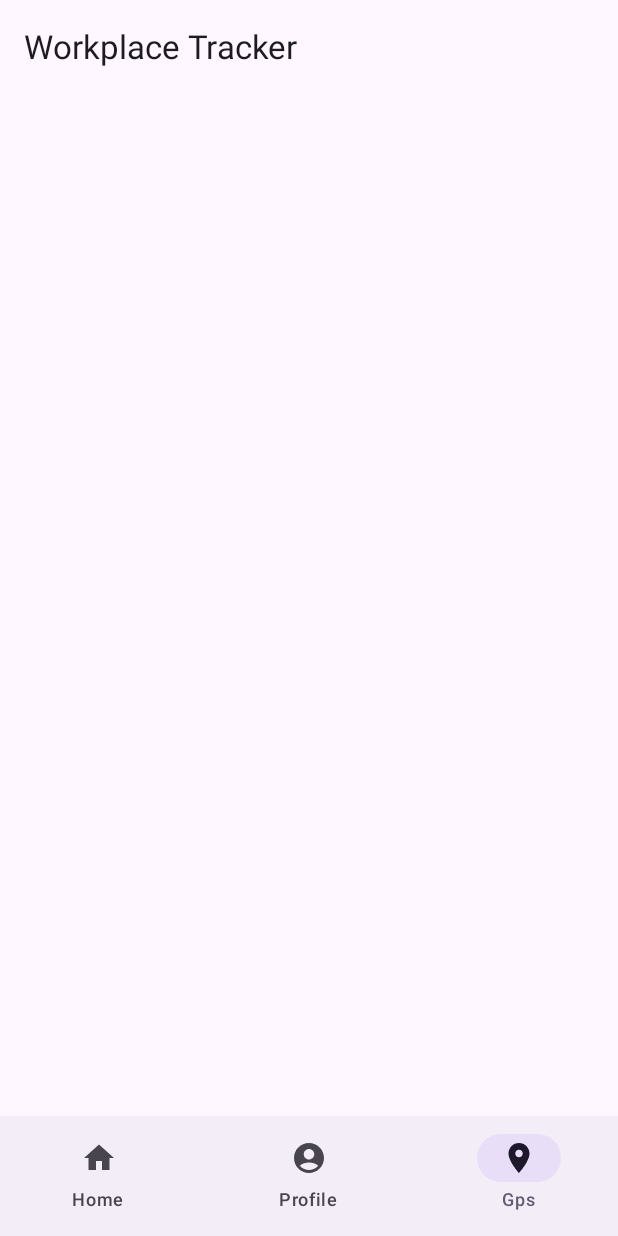
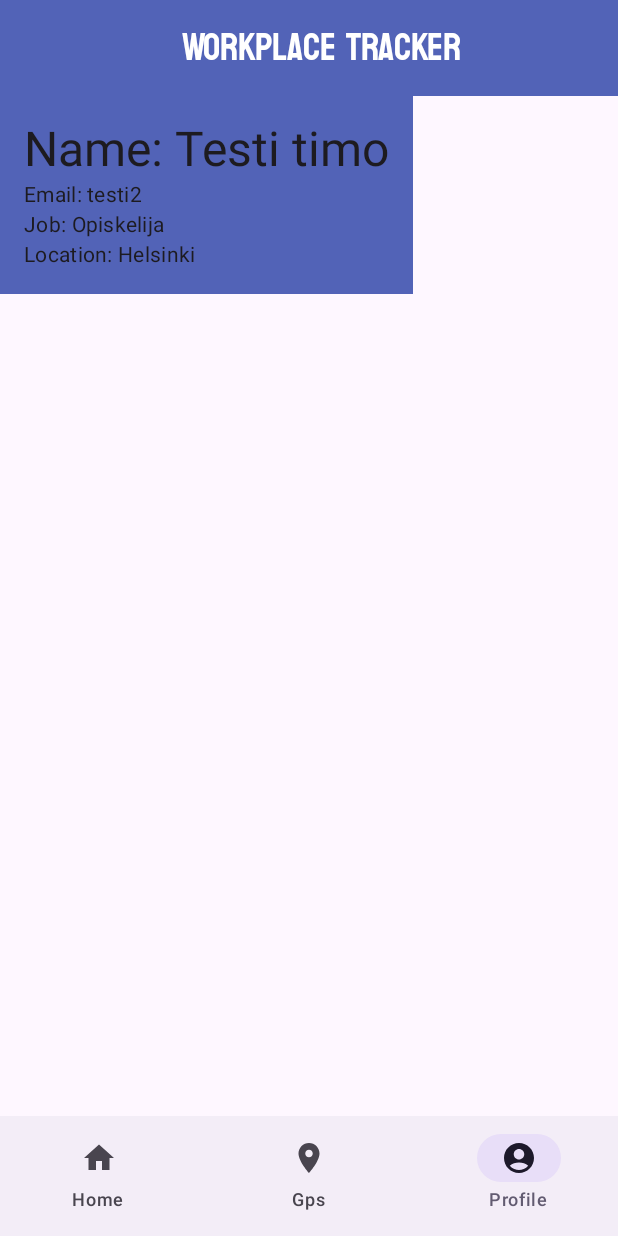
Before and after one commit to pamppe/WorkPlaceTracking, an Android app built with Jetpack Compose: the screen it shows after launch (MainActivity), item 3 of the bottom bar chosen, on a phone screen of 412 x 824 dp. Run offline under Robolectric (Android 15) with nearby library versions, the phone set to English and light mode, and no system bars; our stand-ins replace Room's generated code, livedata-compose.

Commit message:
etusivun ulkoasu

```diff
--- a/app/src/main/java/com/emill/workplacetracking/MainActivity.kt
+++ b/app/src/main/java/com/emill/workplacetracking/MainActivity.kt
@@ -14,6 +14,7 @@ import androidx.activity.compose.setContent
 import androidx.compose.animation.AnimatedVisibility
 import androidx.compose.animation.fadeIn
 import androidx.compose.animation.fadeOut
+import androidx.compose.foundation.BorderStroke
 import androidx.compose.foundation.background
 import androidx.compose.foundation.clickable
 import androidx.compose.foundation.layout.Arrangement
@@ -27,9 +28,11 @@ import androidx.compose.foundation.layout.fillMaxWidth
 import androidx.compose.foundation.layout.height
 import androidx.compose.foundation.layout.offset
 import androidx.compose.foundation.layout.padding
+import androidx.compose.foundation.layout.size
 import androidx.compose.foundation.layout.width
 import androidx.compose.foundation.lazy.LazyColumn
 import androidx.compose.foundation.lazy.items
+import androidx.compose.foundation.shape.CircleShape
 import androidx.compose.foundation.shape.RoundedCornerShape
 import androidx.compose.material.icons.Icons
 import androidx.compose.material.icons.filled.AccountCircle
@@ -52,6 +55,7 @@ import androidx.compose.material3.Surface
 import androidx.compose.material3.Switch
 import androidx.compose.material3.Text
 import androidx.compose.material3.TopAppBar
+import androidx.compose.material3.TopAppBarDefaults
 import androidx.compose.runtime.Composable
 import androidx.compose.runtime.LaunchedEffect
 import androidx.compose.runtime.MutableState
@@ -65,6 +69,11 @@ import androidx.compose.ui.Modifier
 import androidx.compose.ui.draw.clip
 import androidx.compose.ui.graphics.Color
 import androidx.compose.ui.graphics.vector.ImageVector
+import androidx.compose.ui.text.TextStyle
+import androidx.compose.ui.text.font.Font
+import androidx.compose.ui.text.font.FontFamily
+import androidx.compose.ui.text.font.FontWeight
+import androidx.compose.ui.text.style.TextAlign
 import androidx.compose.ui.tooling.preview.Preview
 import androidx.compose.ui.unit.dp
 import androidx.compose.ui.unit.sp
@@ -120,9 +129,17 @@ class MainActivity : ComponentActivity() {
         gpsManager = GPSManager(this)
         // Don't forget to request permissions before starting location updates
         // Check for location permissions
-        if (ContextCompat.checkSelfPermission(this, Manifest.permission.ACCESS_FINE_LOCATION) != PackageManager.PERMISSION_GRANTED) {
+        if (ContextCompat.checkSelfPermission(
+                this,
+                Manifest.permission.ACCESS_FINE_LOCATION
+            ) != PackageManager.PERMISSION_GRANTED
+        ) {
             // Permission is not granted, request it
-            ActivityCompat.requestPermissions(this, arrayOf(Manifest.permission.ACCESS_FINE_LOCATION), locationPermissionRequestCode)
+            ActivityCompat.requestPermissions(
+                this,
+                arrayOf(Manifest.permission.ACCESS_FINE_LOCATION),
+                locationPermissionRequestCode
+            )
         } else {
             // Permission is granted, you can start location updates
             startLocationTracking()
@@ -178,7 +195,7 @@ class MainActivity : ComponentActivity() {
                         timerViewModel = timerViewModel,
                         showNotification = { message -> showNotification(message) }
                     )
-                MyApp(mainViewModel,timerViewModel)
+                    MyApp(mainViewModel, timerViewModel)
                 }
             }
         }
@@ -271,8 +288,13 @@ fun GreetingPreview() {
     }
 }
 val LightBlue = Color(0xFF5263b7)
+val customFontFamily = FontFamily(Font(R.font.koulenregular))
 
-
+val customTextStyle = TextStyle(
+    fontFamily = customFontFamily,
+    fontWeight = FontWeight.Normal,
+    fontSize = 25.sp
+)
 
 @OptIn(ExperimentalMaterial3Api::class)
 @Composable
@@ -294,7 +316,26 @@ fun MyApp(mainViewModel: MainViewModel, timerViewModel: TimerViewModel) {
         LoadingScreen("Loading, please wait...")
     } else {
         Scaffold(
-            topBar = { TopAppBar(title = { Text("Workplace Tracker") }) },
+            topBar = { TopAppBar(
+                title = {
+                    Row(
+                        modifier = Modifier.fillMaxWidth(),
+                        horizontalArrangement = Arrangement.Center,
+                        verticalAlignment = Alignment.CenterVertically
+                    ) {
+                        Text(
+                            "Workplace Tracker",
+                            style = customTextStyle,
+                            color = Color.White,
+                            textAlign = TextAlign.Center
+                        )
+                    }
+                },
+                colors = TopAppBarDefaults.topAppBarColors(
+                    containerColor = Color(0xFF5263b7) // Set the background color here
+                )
+            )
+            },
             floatingActionButton = {
                 if (currentScreen.value == "Home") {
                     FloatingActionButton(onClick = { /* Implement action */ }) {
@@ -306,20 +347,25 @@ fun MyApp(mainViewModel: MainViewModel, timerViewModel: TimerViewModel) {
                 BottomNavigationBar(currentScreen.value) { screen ->
                     currentScreen.value = screen
                 }
-            }
-        ) { innerPadding ->
-            Box(modifier = Modifier.padding(innerPadding)) {
+            },
+            containerColor = MaterialTheme.colorScheme.background,
+            content = { innerPadding ->
+                Box(
+                    modifier = Modifier
+                        .padding(innerPadding)
+                        .background(LightBlue)
+                ) {
                     when (currentScreen.value) {
                         "Home" -> HomeScreen(mainViewModel = mainViewModel, timerViewModel = timerViewModel)
-                    "Profile" -> UserProfileScreen() // Placeholder, implement your logic here
-                    "Gps" -> GpsScreen() // Placeholder, implement your logic here
+                        "Profile" -> UserProfileScreen()
+                        "Gps" -> GpsScreen()
                         // Add other cases as needed
                     }
                 }
             }
+        )
     }
 }
-
 
 
 @Composable
@@ -353,9 +399,11 @@ fun HomeScreen(mainViewModel: MainViewModel, timerViewModel: TimerViewModel) {
             TimerScreen(timerViewModel = timerViewModel)
             Spacer(modifier = Modifier.height(16.dp))
 
-            if (userId != null) {
-                WorkedHoursDisplay(mainViewModel, userId!!)
-            } else if (showDialog.value) {
+            if (userInfo != null) {
+
+                WorkedHoursDisplay(mainViewModel, userInfo!!.id)
+            }
+            else if (showDialog.value) {
 // Conditionally display the UserInfoDialog based on showDialog state.
                 UserInfoDialog(showDialog = showDialog, viewModel = mainViewModel)
             }
@@ -396,12 +444,13 @@ fun WorkedHoursDisplay(mainViewModel: MainViewModel, userId: Int) {
         .fillMaxWidth() // Fill the width of its parent
         // Use weight to make it fill the remaining space
         .fillMaxHeight()
-        .padding(16.dp)) {
+        ) {
         Column(
             horizontalAlignment = Alignment.CenterHorizontally,
             verticalArrangement = Arrangement.spacedBy(10.dp)
         ) {
-            Text("Tehdyt tunnit", fontSize = 20.sp)
+            Text("Tehdyt tunnit", fontSize = 16.sp, fontWeight = FontWeight.Bold,
+                color = Color.White)
             // Implementation for displaying work entries
             WorkEntriesDisplay(mainViewModel = mainViewModel, userId = userId)
         }
@@ -414,26 +463,38 @@ fun TimerScreen(timerViewModel: TimerViewModel = viewModel()) {
     Column(
         horizontalAlignment = Alignment.CenterHorizontally,
         modifier = Modifier
-            .fillMaxWidth() // Use fillMaxWidth instead of fillMaxSize
-            .padding(vertical = 16.dp) // Add vertical padding if needed
+            .fillMaxWidth()
+            .padding(vertical = 16.dp)
     ) {
+        // Specify a fixed size for the Surface to ensure it remains circular
+        Surface(
+            modifier = Modifier
+                .size(230.dp) // This makes the Surface have a fixed size
+                .padding(15.dp), // Adjust the outer padding if needed
+            shape = CircleShape, // Keeps the frame circular
+            border = BorderStroke(6.dp, color = Color.LightGray),
+            color = Color.Transparent
+        ) {
+            Box(contentAlignment = Alignment.Center) {
                 Text(
                     text = time,
-            style = MaterialTheme.typography.headlineMedium,
-            modifier = Modifier
-                .padding(16.dp)
-                .clickable { timerViewModel.toggleTimer() }
+                    style = MaterialTheme.typography.headlineMedium.copy(color = Color.White),
+                    // No need for padding here since we want the text to be centered
+                    // within the Surface, which already has a fixed size
+                    modifier = Modifier.clickable { timerViewModel.toggleTimer() },
+                    textAlign = TextAlign.Center
                 )
+            }
+        }
+        // Button below the time text
         Button(
             onClick = { timerViewModel.resetTimer() },
-            // Consider removing or adjusting the bottom padding if it's too large
-            modifier = Modifier.padding(bottom = 16.dp)
+            modifier = Modifier.padding(top = 2.dp)
         ) {
             Text("Reset")
         }
     }
 }
-
 
 @Composable
 fun SettingsDialog(showDialog: MutableState<Boolean>, onDismiss: () -> Unit) {
@@ -552,15 +613,15 @@ fun WorkEntriesDisplay(mainViewModel: MainViewModel, userId: Int) {
             .fillMaxWidth()
             .fillMaxHeight()
             .clip(RoundedCornerShape(topStart = 20.dp, topEnd = 20.dp))
-            .background(color = LightBlue),
+            .background(color = Color.White),
         contentAlignment = Alignment.Center // Center the content vertically
     ) {
         if (workEntries.isEmpty()) {
             // If no work entries available, display a message
             Text(
                 text = "No work entries available for this week yet.",
-                fontSize = 20.sp,
-                modifier = Modifier.padding(16.dp)
+                fontSize = 16.sp,
+                modifier = Modifier.padding(10.dp)
             )
         } else {
             // If work entries available, display the list of entries
@@ -578,8 +639,8 @@ fun BottomNavigationBar(currentRoute: String, onNavigate: (String) -> Unit) {
     NavigationBar {
         val items = listOf(
             NavigationItem("Home", Icons.Filled.Home),
-            NavigationItem("Profile", Icons.Filled.AccountCircle), // Assuming you have an appropriate icon
-            NavigationItem("Gps", Icons.Filled.LocationOn)
+            NavigationItem("Gps", Icons.Filled.LocationOn),
+            NavigationItem("Profile", Icons.Filled.AccountCircle)
         )
         items.forEach { item ->
             NavigationBarItem(
```
Also changed, not shown: app/src/main/res/font/koulenregular.ttf (added). Lines whose indentation alone changed are shown as unchanged.
